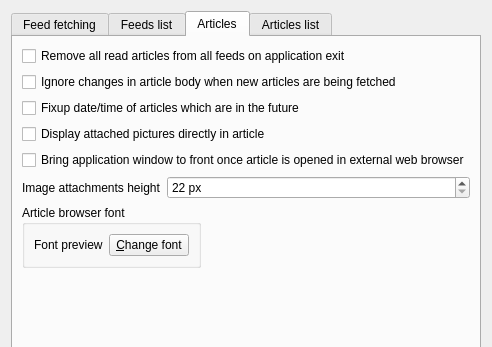
Qt form src/librssguard/gui/settings/settingsfeedsmessages.ui (martinrotter/rssguard) before a commit; both pictures show x 0 to 492 and y 0 to 347 of the 492 by 531 pixel window.
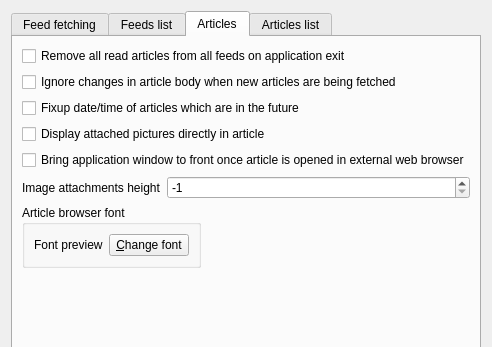
The same form after that commit. The open tabs and pages were chosen to show the change. Custom widgets are drawn as their Qt base class.

The edit to the form file:
```diff
--- a/src/librssguard/gui/settings/settingsfeedsmessages.ui
+++ b/src/librssguard/gui/settings/settingsfeedsmessages.ui
@@ -330,14 +330,14 @@
        </item>
        <item row="5" column="1">
         <widget class="QSpinBox" name="m_spinHeightImageAttachments">
-         <property name="suffix">
-          <string notr="true"> px</string>
-         </property>
          <property name="minimum">
-          <number>22</number>
+          <number>-1</number>
          </property>
          <property name="maximum">
-          <number>1000</number>
+          <number>4000</number>
+         </property>
+         <property name="value">
+          <number>-1</number>
          </property>
         </widget>
        </item>
```
